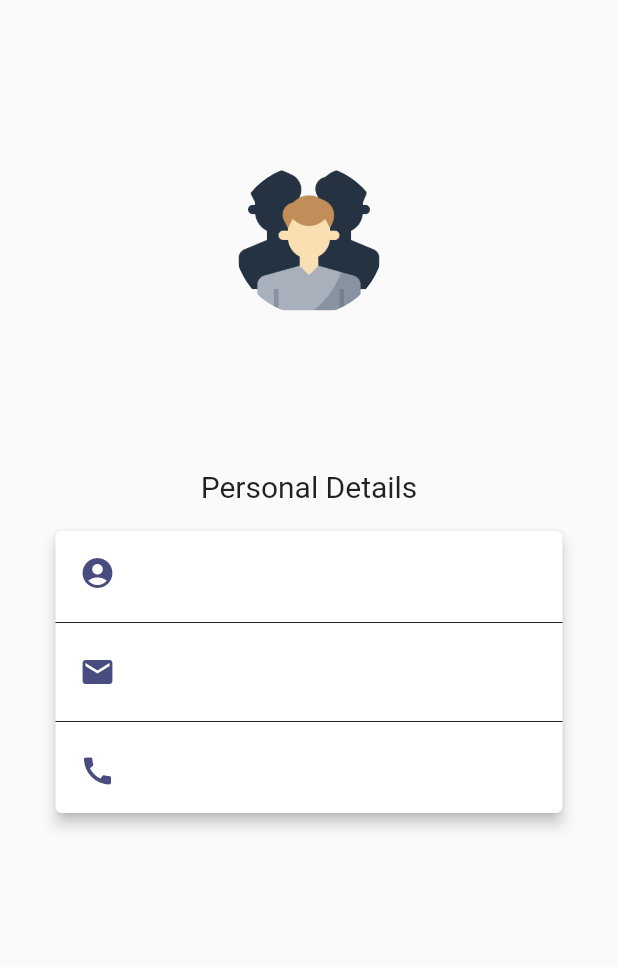
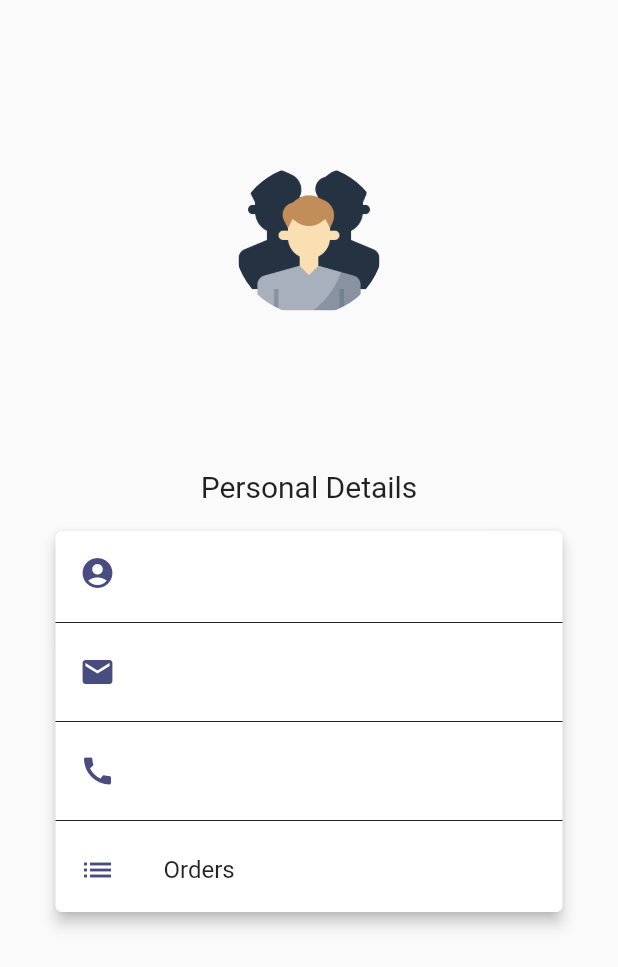
Before and after one commit to poonam-kumawat/Ondoorstep, a Flutter app: the screen it shows once a user with an empty profile is signed in, after a tap on the "account circle" icon, on a phone screen of 412 x 824 dp. Shown: the top 967 px of the screen. Run offline on Flutter 3.47's test engine with Material 2 defaults, Android fonts, the phone set to English and light mode, and no system bars; our stand-ins replace cloud_firestore, firebase_auth, firebase_core, font_awesome_flutter, geolocator, google_maps_flutter and 2 more; missing offline and left inert: flutter_polyline_points; accounts and stored records are empty; Roboto replaces fonts that are missing (Brand-bold).

Commit message:
added orders page

```diff
--- a/lib/dashboard/book_transport.dart
+++ b/lib/dashboard/book_transport.dart
@@ -612,8 +612,8 @@ class _BookVehicleState extends State<BookVehicle>
     var initialPos =
         Provider.of<AppData>(context, listen: false).pickupLocation;
     var finalPos = Provider.of<AppData>(context, listen: false).dropoffLocation;
-    GeoPoint pickup = GeoPoint(initialPos!.latitude, initialPos!.longitude);
-    GeoPoint dropoff = GeoPoint(finalPos!.latitude, finalPos!.longitude);
+    GeoPoint pickup = GeoPoint(initialPos!.latitude, initialPos.longitude);
+    GeoPoint dropoff = GeoPoint(finalPos!.latitude, finalPos.longitude);
     orderData['pickup'] = pickup;
     orderData['dropoff'] = dropoff;
     orderData['status'] = 'waiting';
--- a/lib/dashboard/dashboard.dart
+++ b/lib/dashboard/dashboard.dart
@@ -177,7 +177,7 @@ class _DashboardState extends State<Dashboard> with TickerProviderStateMixin {
                                   ),
                                 ),
                                 TextSpan(
-                                  text: name ?? '',
+                                  text: name,
                                   style: const TextStyle(
                                     fontSize: 22,
                                     fontFamily: 'Brand-Bold',
@@ -361,8 +361,6 @@ class _DashboardState extends State<Dashboard> with TickerProviderStateMixin {
     GoogleMapController googleMapController = await _controllerGooglemap.future;
     googleMapController
         .animateCamera(CameraUpdate.newCameraPosition(cameraPosition));
-    String address = await AssistantMethods.searchCoordinateAddress(
-        currentPosition, context);
     String placeAddress = "";
     String st1, st2, st3, st4;
     String url =
--- a/lib/profile/fetch_profile.dart
+++ b/lib/profile/fetch_profile.dart
@@ -44,6 +44,7 @@ class _FetchProfileState extends State<FetchProfile> {
                   const SizedBox(
                     height: 10,
                   ),
+
                 ],
               ));
             } else {
@@ -60,7 +61,7 @@ class _FetchProfileState extends State<FetchProfile> {
         Padding(
           padding: const EdgeInsets.all(10.0),
           child: Container(
-            margin: new EdgeInsets.only(top: 100.0),
+            margin: const EdgeInsets.only(top: 100.0),
             height: 100,
             width: 100,
             decoration: const BoxDecoration(
@@ -79,7 +80,7 @@ class _FetchProfileState extends State<FetchProfile> {
   Widget _profileName(String name) {
     return Container(
       width: MediaQuery.of(context).size.width * 0.80, //80% of width,
-      margin: new EdgeInsets.only(bottom: 50),
+      margin: const EdgeInsets.only(bottom: 50),
       child: Center(
         child: Text(
           name,
@@ -90,7 +91,7 @@ class _FetchProfileState extends State<FetchProfile> {
   }
 
   Widget _heading(String heading) {
-    return Container(
+    return SizedBox(
       width: MediaQuery.of(context).size.width * 0.80, //80% of width,
       child: Text(
         heading,
@@ -115,7 +116,7 @@ class _FetchProfileState extends State<FetchProfile> {
               ),
               title: Text(user.name),
             ),
-            Divider(
+            const Divider(
               height: 10,
               color: Colors.black87,
             ),
@@ -125,7 +126,7 @@ class _FetchProfileState extends State<FetchProfile> {
               title: Text(user.email),
             ),
 
-            Divider(
+            const Divider(
               height: 10,
               color: Colors.black87,
             ),
@@ -134,6 +135,20 @@ class _FetchProfileState extends State<FetchProfile> {
                   color: Color.fromARGB(255, 72, 76, 126)),
               title: Text(user.phoneNumber),
             ),
+            const Divider(
+              height: 10,
+              color: Colors.black87,
+            ),
+            GestureDetector(
+              onTap: () {
+                Navigator.of(context).pushNamed('/orders');
+              },
+              child: const ListTile(
+                leading: Icon(Icons.list,
+                    color: Color.fromARGB(255, 72, 76, 126)),
+                title: Text('Orders'),
+              ),
+            ),
           ],
         ),
       ),
--- a/lib/routes.dart
+++ b/lib/routes.dart
@@ -3,6 +3,7 @@ import 'package:ondoorstep/auth/otp.dart';
 import 'package:ondoorstep/dashboard/dashboard.dart';
 
 import 'package:ondoorstep/home/home.dart';
+import 'package:ondoorstep/payment/order.dart';
 import 'package:ondoorstep/profile/create_profile.dart';
 
 var appRoutes = {
@@ -13,4 +14,5 @@ var appRoutes = {
       ),
   '/register': (context) => const CreateProfile(),
   '/dashboard': (context) => const Dashboard(),
+  '/orders': (context) => const Orders(),
 };
--- a/lib/services/firestore.dart
+++ b/lib/services/firestore.dart
@@ -34,7 +34,7 @@ class FirestoreService {
         .doc(AuthService().user!.uid)
         .collection('orders')
         .doc(orderId)
-        .set({'orderId': orderId});
+        .set(orderData);
   }
 
   Future<void> completeApplication(
@@ -45,4 +45,12 @@ class FirestoreService {
       'mobile': mobile,
     }, SetOptions(merge: true));
   }
+
+  Future<List<Map<String, dynamic>>> getOrders() async {
+    var ordersRef = firebase.collection('users').doc(AuthService().user!.uid).collection('orders');
+    var orderData = await ordersRef.get();
+    var orders = orderData.docs.map((e) => e.data()).toList();
+    print(orders);
+    return orders;
+  }
 }
```
Also changed, not shown: lib/payment/order.dart (added, +76 -0 lines), lib/services/models.dart (+43 -2 lines), lib/services/models.g.dart.
